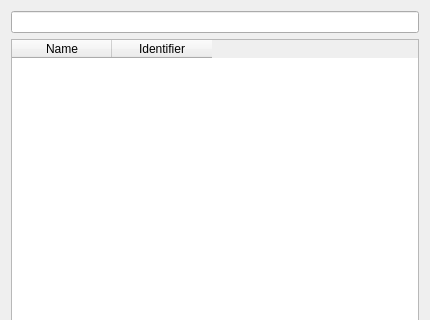
This is src/som_gui/qt_designs/Search.ui in c-mellueh/SOM-Toolkit as Qt 5 draws it before an edit; both pictures show x 0 to 430 and y 0 to 320 of the 430 by 480 pixel window. The edited form follows.
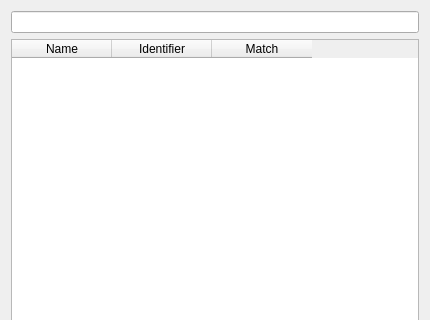
This is the edited form.

```diff
--- a/src/som_gui/qt_designs/Search.ui
+++ b/src/som_gui/qt_designs/Search.ui
@@ -28,6 +28,9 @@
      <property name="selectionMode">
       <enum>QAbstractItemView::ExtendedSelection</enum>
      </property>
+     <property name="sortingEnabled">
+      <bool>true</bool>
+     </property>
      <attribute name="horizontalHeaderStretchLastSection">
       <bool>false</bool>
      </attribute>
@@ -41,6 +44,11 @@
        <string>Identifier</string>
       </property>
      </column>
+     <column>
+      <property name="text">
+       <string>Match</string>
+      </property>
+     </column>
     </widget>
    </item>
   </layout>
```
